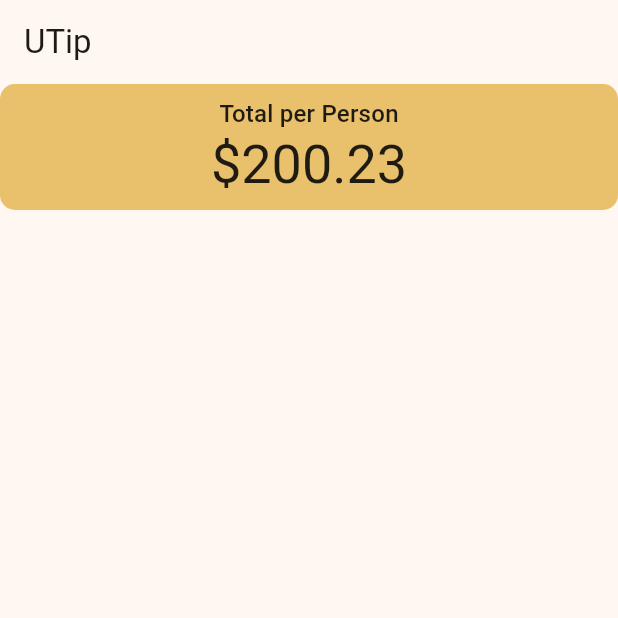
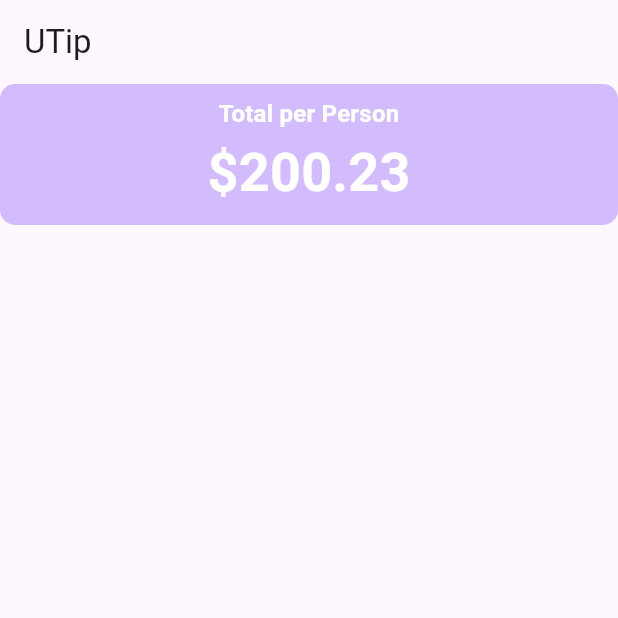
Before and after one commit to SAJalingo/utip, a Flutter app: the screen it shows after launch, on a phone screen of 412 x 824 dp, the top half of it. Run offline on Flutter 3.47's test engine with Material 3 defaults, Android fonts, the phone set to English and light mode, and no system bars.

Commit message:
added text style

```diff
--- a/lib/main.dart
+++ b/lib/main.dart
@@ -14,7 +14,7 @@ class MyApp extends StatelessWidget {
       title: 'Utip',
       theme: ThemeData(
         colorScheme: ColorScheme.fromSeed(
-          seedColor: Colors.amber,
+          seedColor: Colors.deepPurple,
         ),
       ),
       home: const UTip(),
@@ -33,6 +33,12 @@ class _UTipState extends State<UTip> {
   @override
   Widget build(BuildContext context) {
     var theme = Theme.of(context);
+    //Add style
+    final style = theme.textTheme.titleMedium!
+        .copyWith(
+          color: theme.colorScheme.onPrimary,
+          fontWeight: FontWeight.bold,
+        );
     return Scaffold(
       appBar: AppBar(title: const Text('UTip')),
       body: Column(
@@ -54,15 +60,21 @@ class _UTipState extends State<UTip> {
               children: [
                 Text(
                   'Total per Person',
-                  style:
-                      theme.textTheme.titleMedium,
+                  style: style,
                 ),
                 Text(
                   '\$200.23',
-                  style:
-                      theme
-                          .textTheme
-                          .displaySmall,
+                  style: style.copyWith(
+                    color:
+                        theme
+                            .colorScheme
+                            .onPrimary,
+                    fontSize:
+                        theme
+                            .textTheme
+                            .displaySmall
+                            ?.fontSize,
+                  ),
                 ),
               ],
             ),
```
